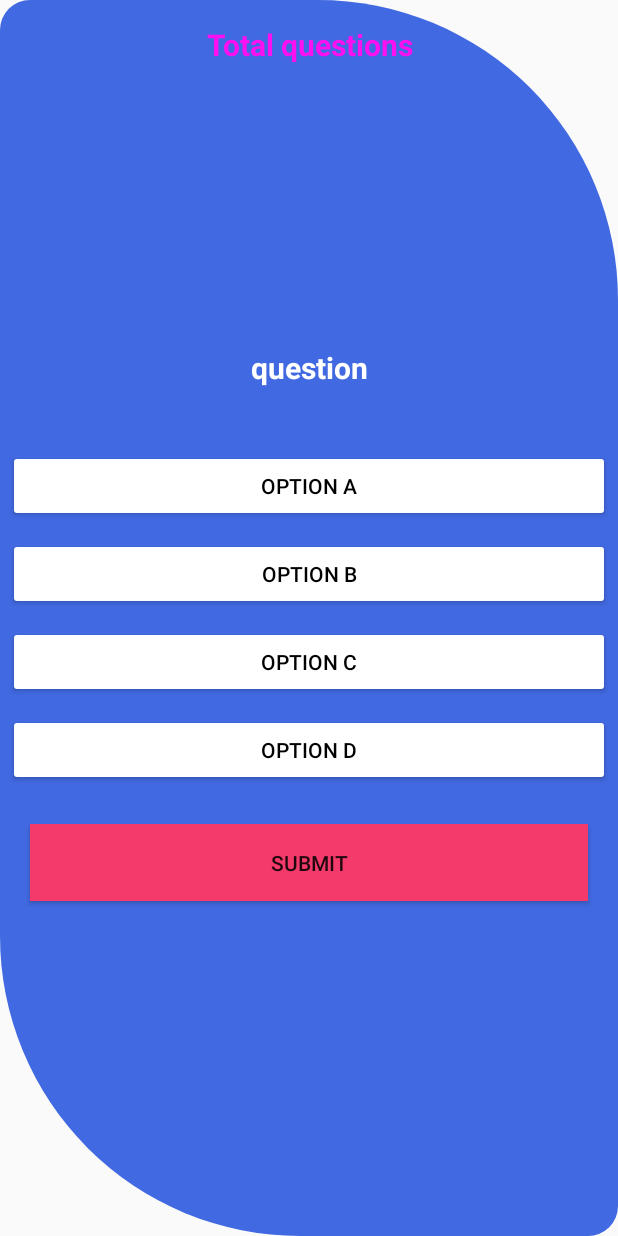
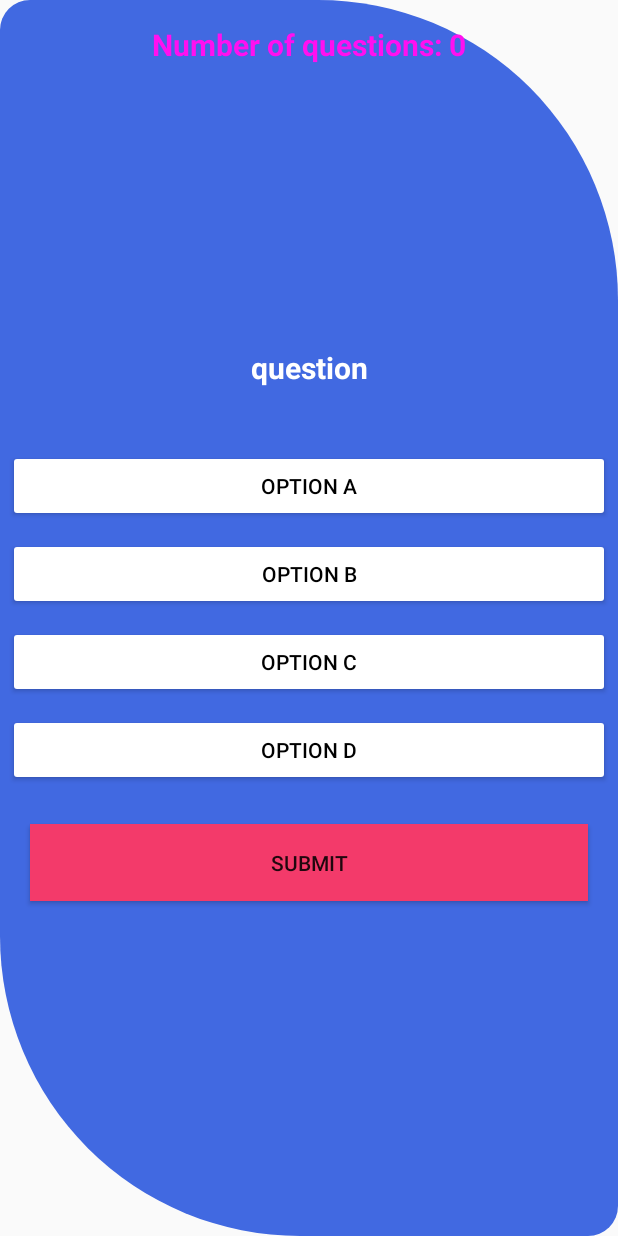
Before and after one commit to Confidence-bassey/My-quiz-app, an Android app: the screen it shows after launch (MainActivity), on a phone screen of 412 x 824 dp. Run offline under Robolectric (Android 15) with nearby library versions, the phone set to English and light mode, and no system bars; 6 statements that could not run were skipped.

Commit message:
Added codes to implement the app functionalities

```diff
--- a/app/src/main/java/com/confidenceb/miniquizapp/MainActivity.java
+++ b/app/src/main/java/com/confidenceb/miniquizapp/MainActivity.java
@@ -11,18 +11,67 @@ import android.widget.TextView;
 
 public class MainActivity extends AppCompatActivity implements View.OnClickListener {
 
+    TextView tquest, questions;
     Button optA,optB,optC,optD,submitBtn;
+
+    int score = 0;
+    int tquestions = QuestionsAndAnswers.questions.length;
+    int currentQuestIndex = 0;
+    String selectedOption = "";
 
     @Override
     protected void onCreate(Bundle savedInstanceState) {
         super.onCreate(savedInstanceState);
         setContentView(R.layout.activity_main);
 
+        tquest = findViewById(R.id.total_questions);
+        questions = findViewById(R.id.questions);
+        optA = findViewById(R.id.option_A);
+        optB = findViewById(R.id.option_B);
+        optC = findViewById(R.id.option_C);
+        optD = findViewById(R.id.option_D);
+        submitBtn = findViewById(R.id.subit_btn);
 
+        optA.setOnClickListener(this);
+        optB.setOnClickListener(this);
+        optC.setOnClickListener(this);
+        optD.setOnClickListener(this);
+        submitBtn.setOnClickListener(this);
+
+        tquest.setText("Number of questions: "+tquestions);
+
+        loadQuestions();
+
+    }
+
+    private void loadQuestions() {
+        questions.setText(QuestionsAndAnswers.questions[currentQuestIndex]);
+        optA.setText(QuestionsAndAnswers.options[currentQuestIndex][0]);
+        optB.setText(QuestionsAndAnswers.options[currentQuestIndex][1]);
+        optC.setText(QuestionsAndAnswers.options[currentQuestIndex][2]);
+        optD.setText(QuestionsAndAnswers.options[currentQuestIndex][3]);
+    }
 
     @Override
-    public void onClick(View view){
+    public void onClick(View view) {
 
+        optA.setBackgroundColor(ContextCompat.getColor(this, R.color.RaspBerry));
+        optB.setBackgroundColor(ContextCompat.getColor(this, R.color.RaspBerry));
+        optC.setBackgroundColor(ContextCompat.getColor(this, R.color.RaspBerry));
+        optD.setBackgroundColor(ContextCompat.getColor(this, R.color.RaspBerry));
+
+        Button clickedBtn = (Button) view;
+        if(clickedBtn.getId()== R.id.subit_btn){
+            currentQuestIndex++;
+            loadQuestions();
+
+            if(selectedOption.equals(QuestionsAndAnswers.answers[currentQuestIndex])){
+                score++;
+            }
+
+        }else{
+            selectedOption = clickedBtn.getText().toString();
+            clickedBtn.setBackgroundColor(Color.RED);
         }
     }
 }
```
